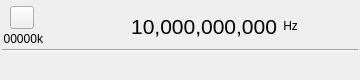
Qt form plugins/samplesink/localoutput/localoutputgui.ui (f4exb/sdrangel) before a commit.
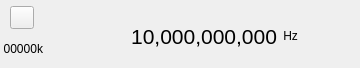
The same form after that commit. Icons and pictures are not drawn. Custom widgets are drawn as their Qt base class.

Patch:
```diff
--- a/plugins/samplesink/localoutput/localoutputgui.ui
+++ b/plugins/samplesink/localoutput/localoutputgui.ui
@@ -7,13 +7,13 @@
     <x>0</x>
     <y>0</y>
     <width>360</width>
-    <height>80</height>
+    <height>68</height>
    </rect>
   </property>
   <property name="minimumSize">
    <size>
     <width>360</width>
-    <height>80</height>
+    <height>0</height>
    </size>
   </property>
   <property name="font">
@@ -152,30 +152,6 @@
      </item>
     </layout>
    </item>
-   <item>
-    <widget class="Line" name="line_address">
-     <property name="orientation">
-      <enum>Qt::Horizontal</enum>
-     </property>
-    </widget>
-   </item>
-   <item>
-    <layout class="QHBoxLayout" name="padLayout">
-     <item>
-      <spacer name="verticalPadSpacer">
-       <property name="orientation">
-        <enum>Qt::Vertical</enum>
-       </property>
-       <property name="sizeHint" stdset="0">
-        <size>
-         <width>20</width>
-         <height>40</height>
-        </size>
-       </property>
-      </spacer>
-     </item>
-    </layout>
-   </item>
   </layout>
  </widget>
  <customwidgets>
```
